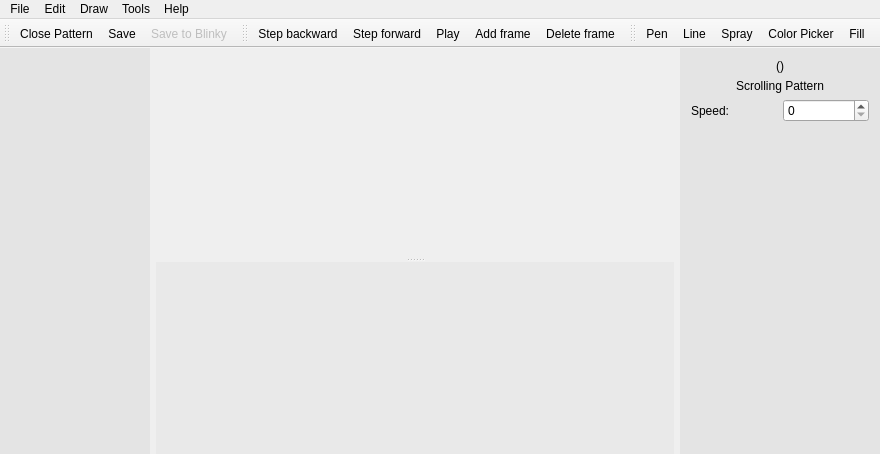
First picture: the form in PatternPaint/mainwindow.ui, repository Blinkinlabs/PatternPaint, before the edit.
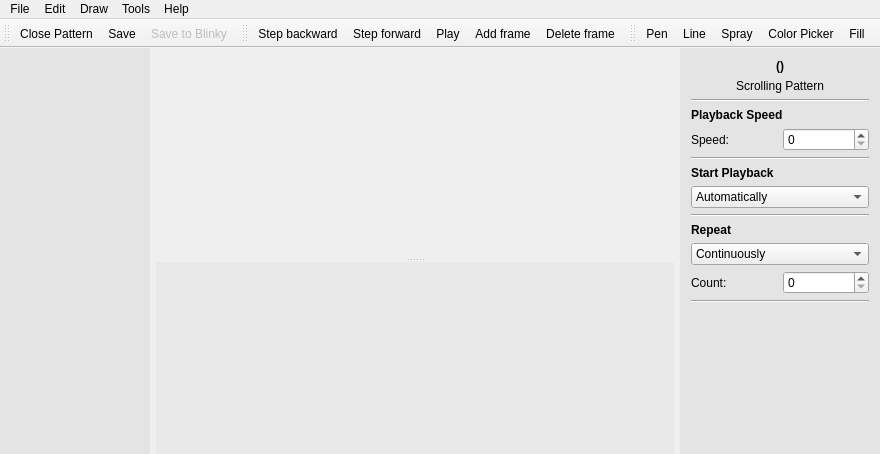
Second picture: the form after the edit. Icons and pictures are not drawn. Custom widgets are drawn as their Qt base class.

```diff
--- a/PatternPaint/mainwindow.ui
+++ b/PatternPaint/mainwindow.ui
@@ -376,6 +376,12 @@
            <verstretch>0</verstretch>
           </sizepolicy>
          </property>
+         <property name="font">
+          <font>
+           <weight>75</weight>
+           <bold>true</bold>
+          </font>
+         </property>
          <property name="focusPolicy">
           <enum>Qt::NoFocus</enum>
          </property>
@@ -397,6 +403,26 @@
          </property>
         </widget>
        </item>
+       <item>
+        <widget class="Line" name="line_4">
+         <property name="orientation">
+          <enum>Qt::Horizontal</enum>
+         </property>
+        </widget>
+       </item>
+       <item>
+        <widget class="QLabel" name="label_5">
+         <property name="font">
+          <font>
+           <weight>75</weight>
+           <bold>true</bold>
+          </font>
+         </property>
+         <property name="text">
+          <string>Playback Speed</string>
+         </property>
+        </widget>
+       </item>
        <item>
         <widget class="QFrame" name="frame_2">
          <property name="frameShape">
@@ -418,6 +444,9 @@
           <property name="bottomMargin">
            <number>0</number>
           </property>
+          <item row="0" column="1">
+           <widget class="QSpinBox" name="patternSpeed"/>
+          </item>
           <item row="0" column="0">
            <widget class="QLabel" name="label">
             <property name="text">
@@ -425,12 +454,118 @@
             </property>
            </widget>
           </item>
+         </layout>
+        </widget>
+       </item>
+       <item>
+        <widget class="Line" name="line">
+         <property name="orientation">
+          <enum>Qt::Horizontal</enum>
+         </property>
+        </widget>
+       </item>
+       <item>
+        <widget class="QLabel" name="label_2">
+         <property name="font">
+          <font>
+           <weight>75</weight>
+           <bold>true</bold>
+          </font>
+         </property>
+         <property name="text">
+          <string>Start Playback</string>
+         </property>
+        </widget>
+       </item>
+       <item>
+        <widget class="QComboBox" name="comboBox">
+         <item>
+          <property name="text">
+           <string>Automatically</string>
+          </property>
+         </item>
+         <item>
+          <property name="text">
+           <string>After Button Press</string>
+          </property>
+         </item>
+        </widget>
+       </item>
+       <item>
+        <widget class="Line" name="line_2">
+         <property name="orientation">
+          <enum>Qt::Horizontal</enum>
+         </property>
+        </widget>
+       </item>
+       <item>
+        <widget class="QLabel" name="label_3">
+         <property name="font">
+          <font>
+           <weight>75</weight>
+           <bold>true</bold>
+          </font>
+         </property>
+         <property name="text">
+          <string>Repeat</string>
+         </property>
+        </widget>
+       </item>
+       <item>
+        <widget class="QComboBox" name="comboBox_2">
+         <item>
+          <property name="text">
+           <string>Continuously</string>
+          </property>
+         </item>
+         <item>
+          <property name="text">
+           <string>Multiple Times</string>
+          </property>
+         </item>
+        </widget>
+       </item>
+       <item>
+        <widget class="QFrame" name="frame">
+         <property name="frameShape">
+          <enum>QFrame::NoFrame</enum>
+         </property>
+         <property name="frameShadow">
+          <enum>QFrame::Raised</enum>
+         </property>
+         <layout class="QGridLayout" name="gridLayout_2">
+          <property name="leftMargin">
+           <number>0</number>
+          </property>
+          <property name="topMargin">
+           <number>0</number>
+          </property>
+          <property name="rightMargin">
+           <number>0</number>
+          </property>
+          <property name="bottomMargin">
+           <number>0</number>
+          </property>
+          <item row="0" column="0">
+           <widget class="QLabel" name="label_4">
+            <property name="text">
+             <string>Count:</string>
+            </property>
+           </widget>
+          </item>
           <item row="0" column="1">
-           <widget class="QSpinBox" name="patternSpeed"/>
+           <widget class="QSpinBox" name="spinBox"/>
           </item>
          </layout>
         </widget>
        </item>
+       <item>
+        <widget class="Line" name="line_3">
+         <property name="orientation">
+          <enum>Qt::Horizontal</enum>
+         </property>
+        </widget>
+       </item>
        <item>
         <spacer name="verticalSpacer">
          <property name="orientation">
```
